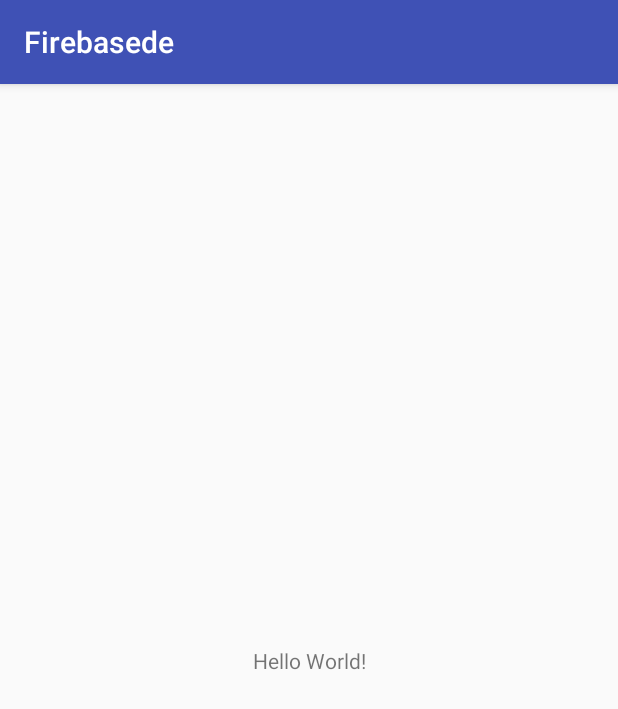
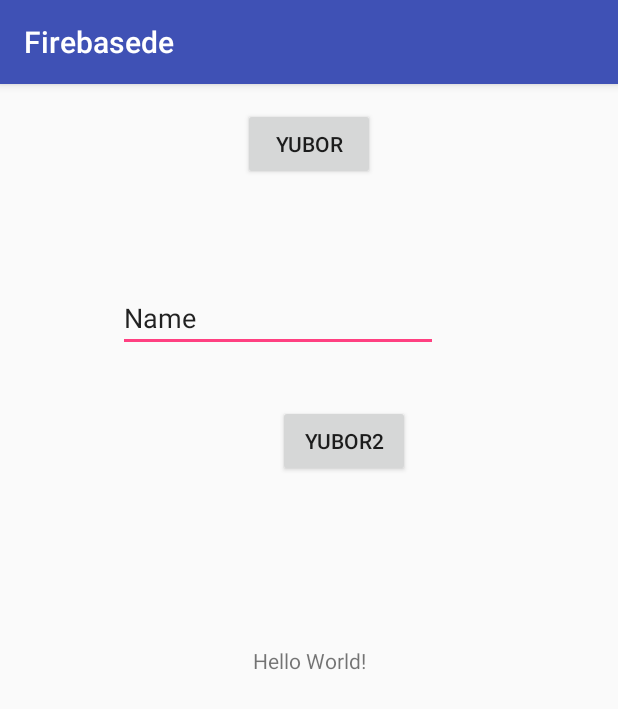
Before and after one commit to AbbosSaidov/Firebasede, an Android app: the screen it shows after launch (MainActivity), on a phone screen of 412 x 824 dp. Shown: the top 709 px of the screen. Run offline under Robolectric (Android 15) with nearby library versions, the phone set to English and light mode, and no system bars; our stand-ins replace Firebase (no records; nobody signed in at launch, a user with empty details on screens opened directly).

```diff
--- a/app/src/main/java/com/example/insigame/firebasede/MainActivity.java
+++ b/app/src/main/java/com/example/insigame/firebasede/MainActivity.java
@@ -2,12 +2,40 @@ package com.example.insigame.firebasede;
 
 import android.support.v7.app.AppCompatActivity;
 import android.os.Bundle;
+import android.view.View;
+import android.widget.Button;
+import android.widget.EditText;
+
+import com.google.firebase.database.DatabaseReference;
+import com.google.firebase.database.FirebaseDatabase;
 
 public class MainActivity extends AppCompatActivity {
+
+    private EditText editText;
 
     @Override
     protected void onCreate(Bundle savedInstanceState) {
         super.onCreate(savedInstanceState);
         setContentView(R.layout.activity_main);
+
+        editText=findViewById(R.id.editText);
+    }
+
+
+    public void SendData(View view){
+       // Firebase firebase
+        FirebaseDatabase database = FirebaseDatabase.getInstance();
+        DatabaseReference myRef = database.getReference("message");
+
+        myRef.setValue("Hello, World!");
+    }
+
+    public void Yubor(View view){
+        FirebaseDatabase database = FirebaseDatabase.getInstance();
+        DatabaseReference myRef = database.getReference("message");
+
+
+        myRef.setValue(editText.getText().toString());
+
     }
 }
--- a/app/src/main/res/layout/activity_main.xml
+++ b/app/src/main/res/layout/activity_main.xml
@@ -7,6 +7,7 @@
     tools:context="com.example.insigame.firebasede.MainActivity">
 
     <TextView
+        android:id="@+id/textView"
         android:layout_width="wrap_content"
         android:layout_height="wrap_content"
         android:text="Hello World!"
@@ -15,4 +16,51 @@
         app:layout_constraintRight_toRightOf="parent"
         app:layout_constraintTop_toTopOf="parent" />
 
+    <Button
+        android:id="@+id/button2"
+        android:layout_width="wrap_content"
+        android:layout_height="48dp"
+        android:layout_marginBottom="183dp"
+        android:layout_marginEnd="148dp"
+        android:layout_marginStart="148dp"
+        android:layout_marginTop="16dp"
+        android:onClick="SendData"
+        android:text="Yubor"
+        app:layout_constraintBottom_toTopOf="@+id/textView"
+        app:layout_constraintEnd_toEndOf="parent"
+        app:layout_constraintStart_toStartOf="parent"
+        app:layout_constraintTop_toTopOf="parent"
+        app:layout_constraintVertical_bias="0.0" />
+
+    <Button
+        android:id="@+id/Yubor2"
+        android:layout_width="wrap_content"
+        android:layout_height="wrap_content"
+        android:layout_marginBottom="49dp"
+        android:layout_marginEnd="125dp"
+        android:layout_marginStart="171dp"
+        android:layout_marginTop="86dp"
+        android:onClick="Yubor"
+        android:text="Yubor2"
+        app:layout_constraintBottom_toTopOf="@+id/textView"
+        app:layout_constraintEnd_toEndOf="parent"
+        app:layout_constraintStart_toStartOf="parent"
+        app:layout_constraintTop_toBottomOf="@+id/button2" />
+
+    <EditText
+        android:id="@+id/editText"
+        android:layout_width="wrap_content"
+        android:layout_height="wrap_content"
+        android:layout_marginBottom="3dp"
+        android:layout_marginEnd="105dp"
+        android:layout_marginStart="64dp"
+        android:layout_marginTop="37dp"
+        android:ems="10"
+        android:inputType="textPersonName"
+        android:text="Name"
+        app:layout_constraintBottom_toTopOf="@+id/Yubor2"
+        app:layout_constraintEnd_toEndOf="parent"
+        app:layout_constraintStart_toStartOf="parent"
+        app:layout_constraintTop_toBottomOf="@+id/button2" />
+
 </android.support.constraint.ConstraintLayout>
```
